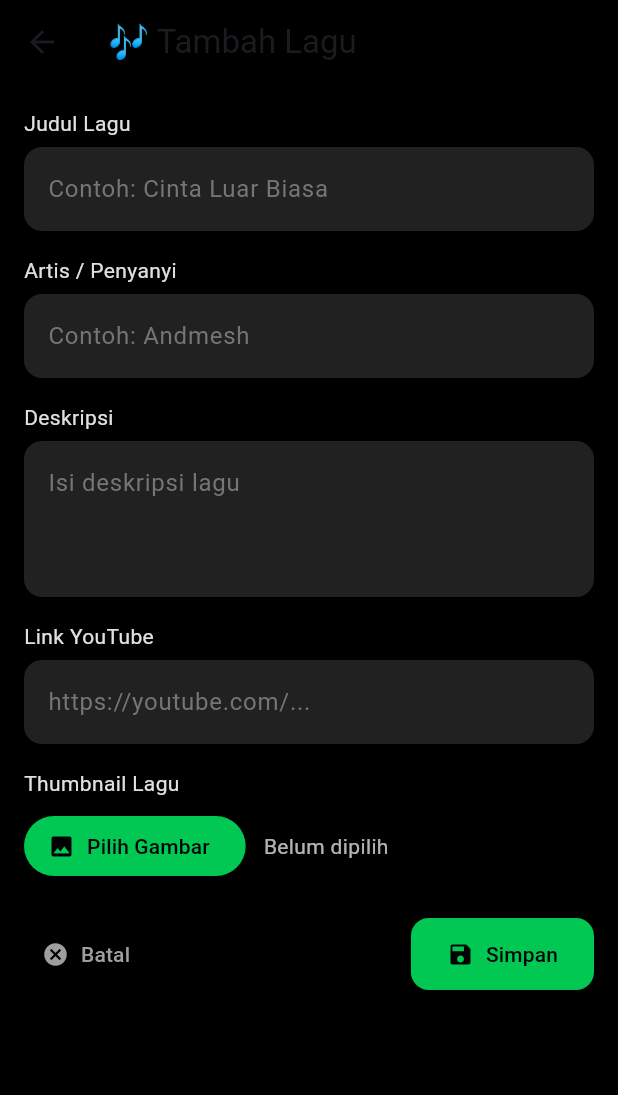
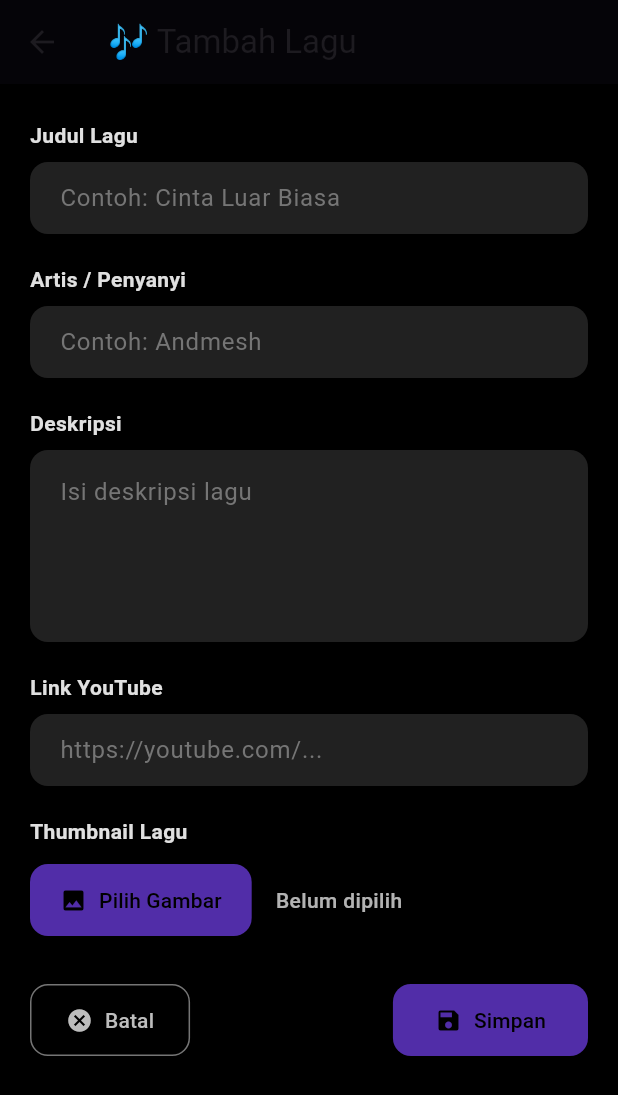
Before and after one commit to ardhava22/UKL-SONG-APP, a Flutter app: the AddSongPage screen opened directly, on a phone screen of 412 x 824 dp. Shown: the top 1095 px of the screen. Run offline on Flutter 3.47's test engine with Material 3 defaults, Android fonts, the phone set to English and light mode, and no system bars; our stand-ins replace image_picker, youtube_player_flutter.

Commit message:
first commit

```diff
--- a/lib/pages/add_song_page.dart
+++ b/lib/pages/add_song_page.dart
@@ -93,8 +93,8 @@ class _AddSongPageState extends State<AddSongPage> {
     return Column(
       crossAxisAlignment: CrossAxisAlignment.start,
       children: [
-        Text(label, style: TextStyle(color: Colors.grey[300])),
-        SizedBox(height: 6),
+        Text(label, style: TextStyle(color: Colors.grey[300], fontWeight: FontWeight.w600)),
+        const SizedBox(height: 8),
         TextFormField(
           controller: controller,
           maxLines: maxLines,
@@ -108,11 +108,12 @@ class _AddSongPageState extends State<AddSongPage> {
               borderRadius: BorderRadius.circular(12),
               borderSide: BorderSide.none,
             ),
+            contentPadding: EdgeInsets.symmetric(horizontal: 16, vertical: maxLines > 1 ? 16 : 12),
           ),
           validator: (value) =>
               value == null || value.isEmpty ? 'Wajib diisi' : null,
         ),
-        SizedBox(height: 16),
+        const SizedBox(height: 20),
       ],
     );
   }
@@ -124,12 +125,14 @@ class _AddSongPageState extends State<AddSongPage> {
       appBar: AppBar(
         title: Text('🎶 Tambah Lagu'),
         backgroundColor: Colors.black,
+        elevation: 1,
       ),
-      body: Padding(
-        padding: const EdgeInsets.all(16),
+      body: SingleChildScrollView(
+        padding: const EdgeInsets.symmetric(horizontal: 20, vertical: 24),
         child: Form(
           key: _formKey,
-          child: ListView(
+          child: Column(
+            crossAxisAlignment: CrossAxisAlignment.start,
             children: [
               _buildField(
                 controller: titleController,
@@ -145,7 +148,7 @@ class _AddSongPageState extends State<AddSongPage> {
                 controller: descriptionController,
                 label: 'Deskripsi',
                 hint: 'Isi deskripsi lagu',
-                maxLines: 3,
+                maxLines: 4,
               ),
               _buildField(
                 controller: sourceController,
@@ -154,9 +157,9 @@ class _AddSongPageState extends State<AddSongPage> {
               ),
               Text(
                 'Thumbnail Lagu',
-                style: TextStyle(color: Colors.grey[300]),
+                style: TextStyle(color: Colors.grey[300], fontWeight: FontWeight.w600),
               ),
-              SizedBox(height: 8),
+              const SizedBox(height: 12),
               Row(
                 children: [
                   ElevatedButton.icon(
@@ -164,39 +167,52 @@ class _AddSongPageState extends State<AddSongPage> {
                     icon: Icon(Icons.image),
                     label: Text('Pilih Gambar'),
                     style: ElevatedButton.styleFrom(
-                      backgroundColor: Colors.greenAccent[700],
+                      backgroundColor: Colors.deepPurple[700],
                       foregroundColor: Colors.black,
+                      padding: EdgeInsets.symmetric(horizontal: 20, vertical: 14),
+                      shape: RoundedRectangleBorder(
+                        borderRadius: BorderRadius.circular(12),
+                      ),
+                      elevation: 4,
                     ),
                   ),
-                  SizedBox(width: 12),
+                  const SizedBox(width: 16),
                   Expanded(
                     child: Text(
                       thumbnail?.path.split('/').last ?? 'Belum dipilih',
-                      style: TextStyle(color: Colors.white70),
+                      style: TextStyle(color: Colors.white70, fontWeight: FontWeight.w500),
                       overflow: TextOverflow.ellipsis,
                     ),
                   ),
                 ],
               ),
               if (thumbnail != null) ...[
-                SizedBox(height: 12),
+                const SizedBox(height: 20),
                 ClipRRect(
                   borderRadius: BorderRadius.circular(12),
                   child: Image.file(
                     thumbnail!,
-                    height: 160,
+                    height: 180,
+                    width: double.infinity,
                     fit: BoxFit.cover,
                   ),
                 ),
               ],
-              SizedBox(height: 24),
+              const SizedBox(height: 32),
               Row(
                 mainAxisAlignment: MainAxisAlignment.spaceBetween,
                 children: [
-                  TextButton.icon(
+                  OutlinedButton.icon(
                     onPressed: () => Navigator.pop(context),
-                    icon: Icon(Icons.cancel, color: Colors.grey),
-                    label: Text('Batal', style: TextStyle(color: Colors.grey)),
+                    icon: Icon(Icons.cancel, color: Colors.grey[400]),
+                    label: Text('Batal', style: TextStyle(color: Colors.grey[400])),
+                    style: OutlinedButton.styleFrom(
+                      side: BorderSide(color: Colors.grey[600]!),
+                      padding: EdgeInsets.symmetric(horizontal: 24, vertical: 14),
+                      shape: RoundedRectangleBorder(
+                        borderRadius: BorderRadius.circular(12),
+                      ),
+                    ),
                   ),
                   ElevatedButton.icon(
                     onPressed: isLoading ? null : saveSong,
@@ -210,17 +226,17 @@ class _AddSongPageState extends State<AddSongPage> {
                         : Icon(Icons.save),
                     label: Text('Simpan'),
                     style: ElevatedButton.styleFrom(
-                      backgroundColor: Colors.greenAccent[700],
+                      backgroundColor: Colors.deepPurple[700],
                       foregroundColor: Colors.black,
-                      padding:
-                          EdgeInsets.symmetric(horizontal: 24, vertical: 14),
+                      padding: EdgeInsets.symmetric(horizontal: 28, vertical: 14),
                       shape: RoundedRectangleBorder(
                         borderRadius: BorderRadius.circular(12),
                       ),
+                      elevation: 4,
                     ),
                   )
                 ],
-              )
+              ),
             ],
           ),
         ),
```
Also changed, not shown: lib/pages/dashboard.dart (added, +78 -0 lines), lib/pages/login_page.dart (+10 -8 lines), lib/pages/playlist_page.dart (+31 -20 lines), lib/pages/song_detail_page.dart (+39 -16 lines), lib/pages/song_list_page.dart (+12 -0 lines).
